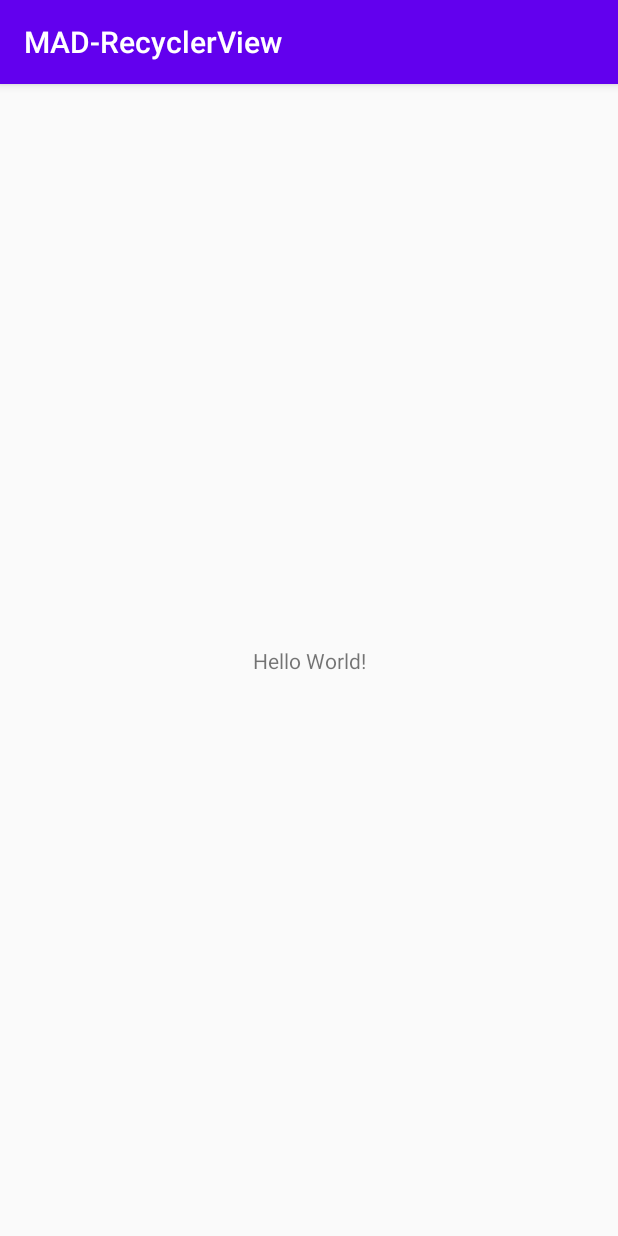
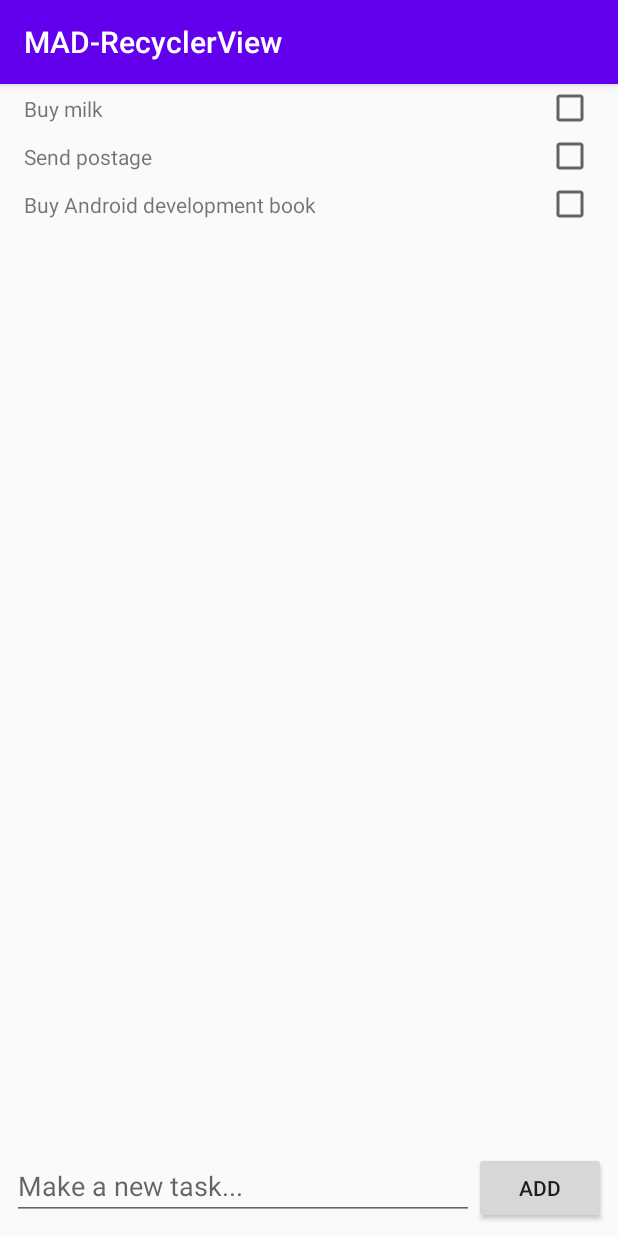
Before and after one commit to MAD-2020/mad-practical-5-recyclerview-jvvvstin, an Android app: the screen it shows after launch (MainActivity), on a phone screen of 412 x 824 dp. Run offline under Robolectric (Android 15) with nearby library versions, the phone set to English and light mode, and no system bars.

Commit message:
Completed Practical 5

```diff
--- /dev/null
+++ b/app/src/main/java/sg/edu/np/mad/mad_recyclerview/AdapterCallback.java
@@ -0,0 +1,7 @@
+package sg.edu.np.mad.mad_recyclerview;
+
+interface AdapterCallback {
+    public void foo(int aPosition);
+
+    public void displayAlertDialog(int aPosition);
+}
--- a/app/src/main/java/sg/edu/np/mad/mad_recyclerview/MainActivity.java
+++ b/app/src/main/java/sg/edu/np/mad/mad_recyclerview/MainActivity.java
@@ -1,20 +1,40 @@
 package sg.edu.np.mad.mad_recyclerview;
 
+import androidx.annotation.RequiresApi;
 import androidx.appcompat.app.AppCompatActivity;
+import androidx.recyclerview.widget.LinearLayoutManager;
 import androidx.recyclerview.widget.RecyclerView;
 
+import android.app.AlertDialog;
 import android.content.Context;
+import android.content.DialogInterface;
+import android.os.Build;
 import android.os.Bundle;
+import android.util.Log;
+import android.view.LayoutInflater;
+import android.view.View;
 import android.view.inputmethod.InputMethodManager;
+import android.widget.EditText;
+import android.widget.TextView;
 
 import java.util.ArrayList;
 
-public class MainActivity extends AppCompatActivity {
+public class MainActivity extends AppCompatActivity implements View.OnClickListener, AdapterCallback {
+
+    private static final String TAG = "MainActivity";
+
+    RecyclerView recyclerView;
+    RecyclerViewAdapter adapter;
+    ArrayList<String> taskList = new ArrayList<>();
 
     @Override
     protected void onCreate(Bundle savedInstanceState) {
         super.onCreate(savedInstanceState);
         setContentView(R.layout.activity_main);
+        Log.d(TAG, "App Created");
+
+        initTaskList();
+        initRecyclerView();
     }
 
     /**
@@ -32,4 +52,59 @@ public class MainActivity extends AppCompatActivity {
         InputMethodManager imm = (InputMethodManager)getSystemService(Context.INPUT_METHOD_SERVICE);
         imm.hideSoftInputFromWindow(rv.getWindowToken(), 0);
     }
+
+    private void initRecyclerView() {
+        recyclerView = findViewById(R.id.recyclerView);
+        adapter = new RecyclerViewAdapter(taskList, this, this);
+        recyclerView.setAdapter(adapter);
+        recyclerView.setLayoutManager(new LinearLayoutManager(this));
+    }
+
+    private void initTaskList() {
+        taskList.add("Buy milk");
+        taskList.add("Send postage");
+        taskList.add("Buy Android development book");
+    }
+
+    @Override
+    public void onClick(View v) {
+        EditText taskEditText = (EditText) findViewById(R.id.taskEditText);
+        String newTask = taskEditText.getText().toString();
+        taskList.add(newTask);
+        adapter.notifyDataSetChanged();
+    }
+
+    @Override
+    public void foo(int aPosition) {
+        taskList.remove(aPosition);
+        adapter.notifyDataSetChanged();
+    }
+
+    @RequiresApi(api = Build.VERSION_CODES.LOLLIPOP)
+    @Override
+    public void displayAlertDialog(final int aPosition) {
+        LayoutInflater inflater = getLayoutInflater();
+        View dialogLayout = inflater.inflate(R.layout.dialog, null);
+        TextView delTextView = dialogLayout.findViewById(R.id.delTV);
+        delTextView.setText(taskList.get(aPosition));
+        AlertDialog.Builder builder = new AlertDialog.Builder(MainActivity.this);
+        builder.setTitle("Delete")
+                .setView(dialogLayout)
+                .setCancelable(true)
+                .setPositiveButton("Yes", new DialogInterface.OnClickListener() {
+                    @Override
+                    public void onClick(DialogInterface dialog, int which) {
+                        foo(aPosition);
+                    }
+                })
+                .setNegativeButton("No", new DialogInterface.OnClickListener() {
+                    @Override
+                    public void onClick(DialogInterface dialog, int which) {
+                        dialog.cancel();
+                    }
+                });
+        AlertDialog alert = builder.create();
+        alert.show();
+    }
+
 }
--- /dev/null
+++ b/app/src/main/java/sg/edu/np/mad/mad_recyclerview/RecyclerViewAdapter.java
@@ -0,0 +1,82 @@
+package sg.edu.np.mad.mad_recyclerview;
+
+import android.app.AlertDialog;
+import android.app.Application;
+import android.app.Dialog;
+import android.content.Context;
+import android.content.DialogInterface;
+import android.os.Build;
+import android.text.Html;
+import android.util.Log;
+import android.view.LayoutInflater;
+import android.view.View;
+import android.view.ViewGroup;
+import android.widget.CheckBox;
+import android.widget.TextView;
+
+import androidx.annotation.NonNull;
+import androidx.annotation.RequiresApi;
+import androidx.constraintlayout.widget.ConstraintLayout;
+import androidx.recyclerview.widget.RecyclerView;
+
+import org.w3c.dom.Text;
+
+import java.util.ArrayList;
+
+public class RecyclerViewAdapter extends RecyclerView.Adapter<RecyclerViewAdapter.ViewHolder> {
+
+    private static final String TAG = "RecyclerViewAdapter";
+
+    private ArrayList<String> mTaskNames = new ArrayList<>();
+    private Context mContext;
+    private AdapterCallback listener;
+
+    public RecyclerViewAdapter(ArrayList<String> mTaskNames, Context context, AdapterCallback listener) {
+        this.mTaskNames = mTaskNames;
+        this.mContext = context;
+        this.listener = listener;
+    }
+
+    @NonNull
+    @Override
+    public ViewHolder onCreateViewHolder(@NonNull ViewGroup parent, int viewType) {
+        View view = LayoutInflater.from(parent.getContext()).inflate(R.layout.layout_listitem, parent, false);
+        ViewHolder holder = new ViewHolder(view);
+        return holder;
+    }
+
+    @Override
+    public void onBindViewHolder(@NonNull ViewHolder holder, final int position) {
+        Log.d(TAG, "onBindViewHolder: called");
+
+        holder.taskTextView.setText(mTaskNames.get(position));
+
+        //when task is selected
+        holder.parentLayout.setOnClickListener(new View.OnClickListener() {
+            @RequiresApi(api = Build.VERSION_CODES.LOLLIPOP)
+            @Override
+            public void onClick(View v) {
+                listener.displayAlertDialog(position);
+            }
+        });
+    }
+
+    @Override
+    public int getItemCount() {
+        return mTaskNames.size();
+    }
+
+    public class ViewHolder extends RecyclerView.ViewHolder {
+
+        TextView taskTextView;
+        CheckBox taskCheckBox;
+        ConstraintLayout parentLayout;
+        public ViewHolder(@NonNull View itemView) {
+            super(itemView);
+            taskTextView = itemView.findViewById(R.id.taskTextView);
+            taskCheckBox = itemView.findViewById(R.id.taskCheckBox);
+            parentLayout = itemView.findViewById(R.id.parent_layout);
+        }
+    }
+
+}
--- a/app/src/main/res/layout/activity_main.xml
+++ b/app/src/main/res/layout/activity_main.xml
@@ -6,13 +6,44 @@
     android:layout_height="match_parent"
     tools:context=".MainActivity">
 
-    <TextView
-        android:layout_width="wrap_content"
-        android:layout_height="wrap_content"
-        android:text="Hello World!"
-        app:layout_constraintBottom_toBottomOf="parent"
-        app:layout_constraintLeft_toLeftOf="parent"
-        app:layout_constraintRight_toRightOf="parent"
-        app:layout_constraintTop_toTopOf="parent" />
+    <LinearLayout
+        android:layout_width="match_parent"
+        android:layout_height="match_parent"
+        android:orientation="vertical">
+
+        <androidx.recyclerview.widget.RecyclerView
+            android:id="@+id/recyclerView"
+            android:layout_width="match_parent"
+            android:layout_height="0dp"
+            android:layout_weight="1">
+
+        </androidx.recyclerview.widget.RecyclerView>
+
+        <LinearLayout
+            android:layout_width="match_parent"
+            android:layout_height="wrap_content"
+            android:layout_marginBottom="8dp"
+            android:orientation="horizontal">
+
+            <EditText
+                android:id="@+id/taskEditText"
+                android:layout_width="wrap_content"
+                android:layout_height="wrap_content"
+                android:layout_marginStart="8dp"
+                android:layout_weight="1"
+                android:ems="10"
+                android:hint="Make a new task..."
+                android:inputType="textPersonName" />
+
+            <Button
+                android:id="@+id/addButton"
+                android:layout_width="wrap_content"
+                android:layout_height="wrap_content"
+                android:layout_marginEnd="8dp"
+                android:onClick="onClick"
+                android:text="ADD" />
+        </LinearLayout>
+
+    </LinearLayout>
 
 </androidx.constraintlayout.widget.ConstraintLayout>
--- /dev/null
+++ b/app/src/main/res/layout/layout_listitem.xml
@@ -0,0 +1,27 @@
+<?xml version="1.0" encoding="utf-8"?>
+<androidx.constraintlayout.widget.ConstraintLayout xmlns:android="http://schemas.android.com/apk/res/android"
+    xmlns:app="http://schemas.android.com/apk/res-auto"
+    xmlns:tools="http://schemas.android.com/tools"
+    android:id="@+id/parent_layout"
+    android:layout_width="match_parent"
+    android:layout_height="wrap_content">
+
+    <TextView
+        android:id="@+id/taskTextView"
+        android:layout_width="wrap_content"
+        android:layout_height="wrap_content"
+        android:layout_marginStart="16dp"
+        android:text="TextView"
+        app:layout_constraintBottom_toBottomOf="parent"
+        app:layout_constraintStart_toStartOf="parent"
+        app:layout_constraintTop_toTopOf="parent" />
+
+    <CheckBox
+        android:id="@+id/taskCheckBox"
+        android:layout_width="wrap_content"
+        android:layout_height="wrap_content"
+        android:layout_marginEnd="16dp"
+        app:layout_constraintBottom_toBottomOf="@+id/taskTextView"
+        app:layout_constraintEnd_toEndOf="parent"
+        app:layout_constraintTop_toTopOf="@+id/taskTextView" />
+</androidx.constraintlayout.widget.ConstraintLayout>
--- a/build.gradle
+++ b/build.gradle
@@ -8,7 +8,7 @@ buildscript {
 
     }
     dependencies {
-        classpath 'com.android.tools.build:gradle:3.6.2'
+        classpath 'com.android.tools.build:gradle:3.6.3'
 
 
         // NOTE: Do not place your application dependencies here; they belong
```
Also changed, not shown: app/src/main/res/layout/dialog.xml (added, +39 -0 lines).
